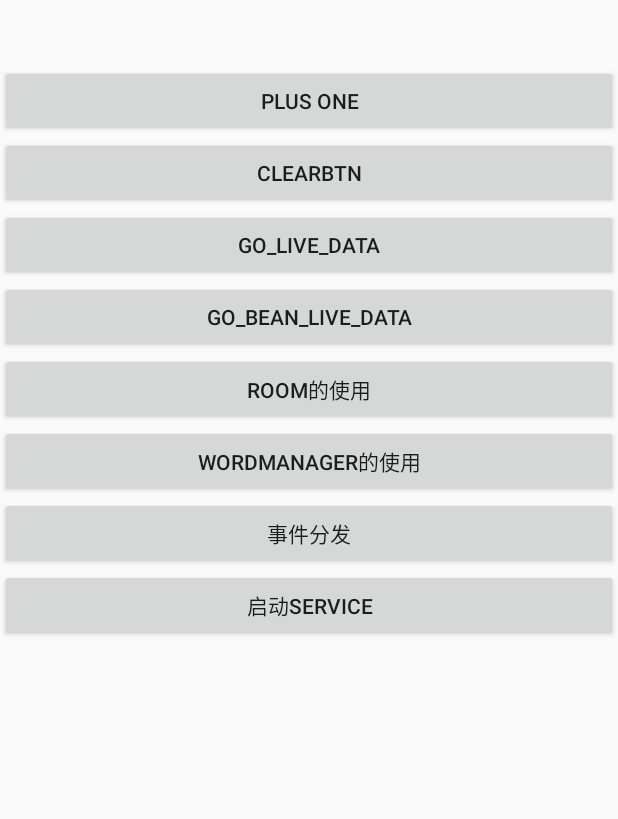
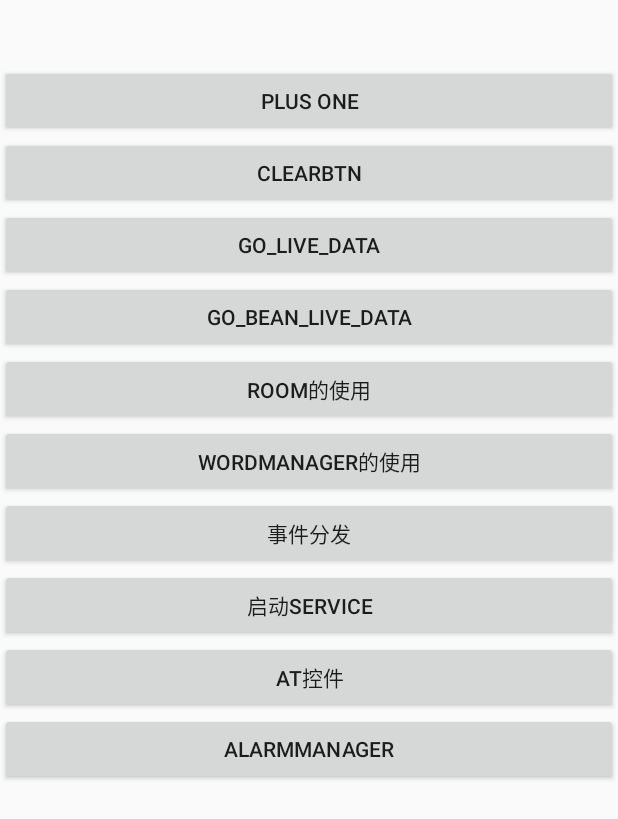
Before and after one commit to zane618/JetpackTest, an Android app: the layout activity_main.xml on its own in the app's theme, with its tools: preview values and no code run, on a phone screen of 412 x 824 dp. Shown: the top 819 px of the screen. Run offline under Robolectric (Android 15) with nearby library versions, the phone set to English and light mode, and no system bars.

Commit message:
添加一个界面

```diff
--- a/app/src/main/AndroidManifest.xml
+++ b/app/src/main/AndroidManifest.xml
@@ -9,7 +9,8 @@
         android:roundIcon="@mipmap/ic_launcher_round"
         android:supportsRtl="true"
         android:theme="@style/AppTheme">
-        <activity android:name=".astudy.at.AtActivity"></activity>
+        <activity android:name=".astudy.alarmmanager.AlarmActivity"></activity>
+        <activity android:name=".astudy.at.AtActivity" />
         <activity android:name=".room.Room2" />
         <activity android:name=".astudy.service.ServiceActivity" />
         <activity android:name=".astudy.event.EventActivity" />
--- a/app/src/main/res/layout/activity_main.xml
+++ b/app/src/main/res/layout/activity_main.xml
@@ -68,5 +68,17 @@
         android:layout_height="wrap_content"
         android:layout_gravity="center_horizontal"
         android:text="启动service" />
+    <Button
+        android:id="@+id/startAtActivity"
+        android:layout_width="match_parent"
+        android:layout_height="wrap_content"
+        android:layout_gravity="center_horizontal"
+        android:text="At控件" />
+    <Button
+        android:id="@+id/startAlarmActivity"
+        android:layout_width="match_parent"
+        android:layout_height="wrap_content"
+        android:layout_gravity="center_horizontal"
+        android:text="AlarmManager" />
 
 </LinearLayout>
```
Also changed, not shown: app/src/main/java/com/example/jetpacktest/MainActivity.kt (+14 -13 lines), app/src/main/java/com/example/jetpacktest/astudy/alarmmanager/AlarmActivity.kt (added, +26 -0 lines), app/src/main/res/layout/activity_alarm.xml (added, +19 -0 lines).
